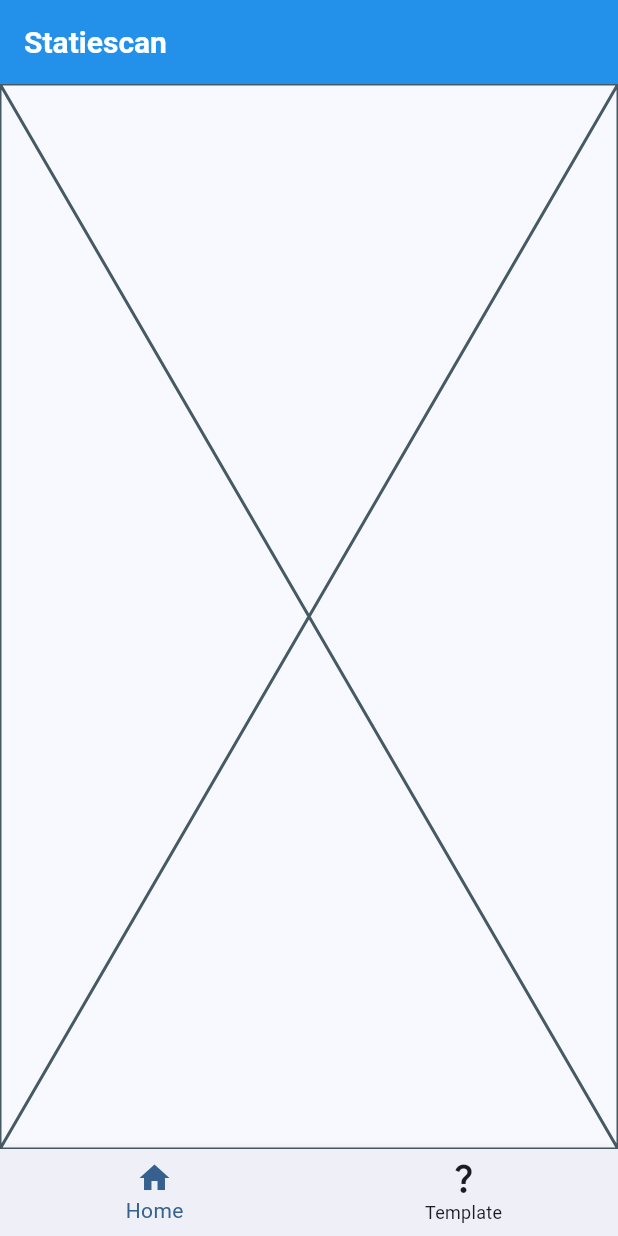
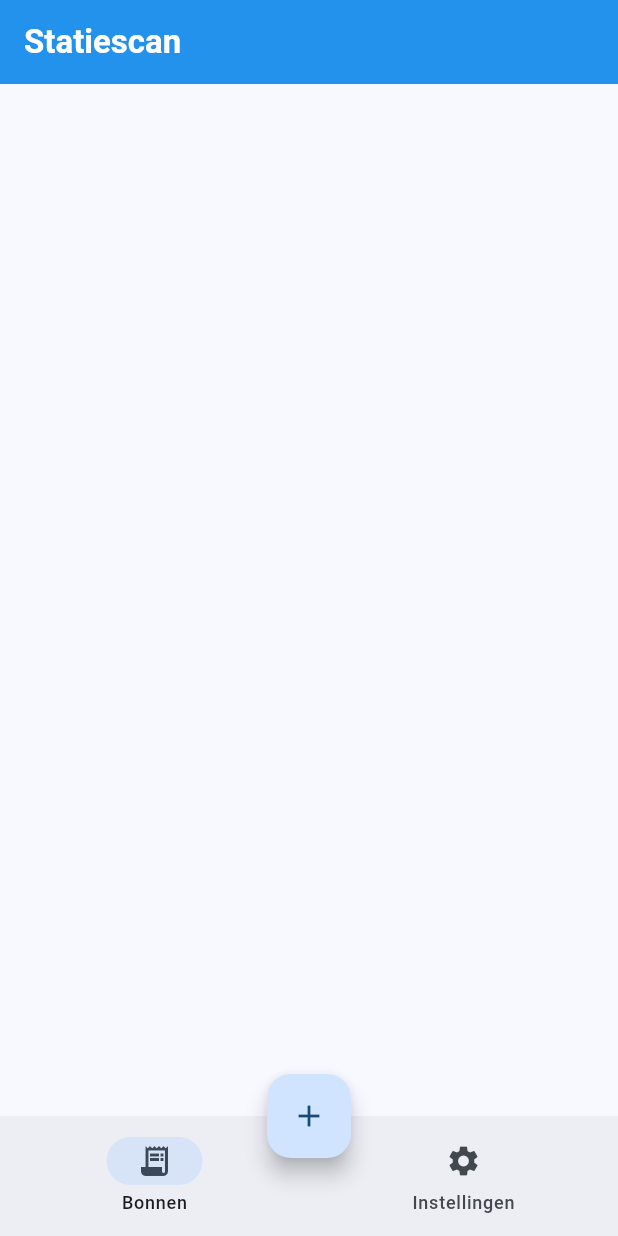
Before and after one commit to reneax/statiescan, a Flutter app: the screen it shows after launch, on a phone screen of 412 x 824 dp. Run offline on Flutter 3.47's test engine with Material 3 defaults, Android fonts, the phone set to English and light mode, and no system bars; our stand-ins replace go_router.

Commit message:
Changed navigation bar & structure of screens.

```diff
--- a/lib/src/router.dart
+++ b/lib/src/router.dart
@@ -1,12 +1,29 @@
 import 'package:go_router/go_router.dart';
-import 'package:statiescan/src/screens/home_screen.dart';
+import 'package:statiescan/src/screens/receipts_screen.dart';
+import 'package:statiescan/src/screens/settings/settings_screen.dart';
+import 'package:statiescan/src/widgets/default_screen_scaffold.dart';
 
 final GoRouter appRouter = GoRouter(
+  initialLocation: '/',
   routes: [
-    GoRoute(
-      path: '/',
-      pageBuilder:
-          (context, state) => const NoTransitionPage(child: HomeScreen()),
+    ShellRoute(
+      builder: (context, state, child) {
+        return DefaultScreenScaffold(child: child);
+      },
+      routes: [
+        GoRoute(
+          path: '/',
+          pageBuilder: (context, state) => const NoTransitionPage(
+            child: HomeScreen(),
+          ),
+        ),
+        GoRoute(
+          path: '/settings',
+          pageBuilder: (context, state) => const NoTransitionPage(
+            child: SettingsScreen(),
+          ),
+        ),
+      ],
     ),
   ],
 );
--- a/lib/src/screens/home_screen.dart
+++ /dev/null
@@ -1,15 +0,0 @@
-import 'package:flutter/material.dart';
-import 'package:statiescan/src/widgets/app_navigation_bar.dart';
-
-class HomeScreen extends StatelessWidget {
-  const HomeScreen({super.key});
-
-  @override
-  Widget build(BuildContext context) {
-    return Scaffold(
-      appBar: AppBar(title: Text("Statiescan")),
-      bottomNavigationBar: AppNavigationBar(),
-      body: Placeholder(),
-    );
-  }
-}
--- /dev/null
+++ b/lib/src/screens/receipts_screen.dart
@@ -0,0 +1,10 @@
+import 'package:flutter/material.dart';
+
+class HomeScreen extends StatelessWidget {
+  const HomeScreen({super.key});
+
+  @override
+  Widget build(BuildContext context) {
+    return Container();
+  }
+}
--- /dev/null
+++ b/lib/src/screens/settings/settings_screen.dart
@@ -0,0 +1,10 @@
+import 'package:flutter/material.dart';
+
+class SettingsScreen extends StatelessWidget {
+  const SettingsScreen({super.key});
+
+  @override
+  Widget build(BuildContext context) {
+    return Container();
+  }
+}
--- a/lib/src/theme.dart
+++ b/lib/src/theme.dart
@@ -1,21 +1,24 @@
 import 'package:flutter/material.dart';
 
-ThemeData appTheme(Brightness brightness) => ThemeData(
+ThemeData appTheme(Brightness brightness) {
+  final isDark = brightness == Brightness.dark;
+
+  return ThemeData(
     brightness: brightness,
+    useMaterial3: true,
     colorScheme: ColorScheme.fromSeed(
       seedColor: Colors.blue,
       brightness: brightness,
     ),
     appBarTheme: AppBarTheme(
-    backgroundColor:
-    (brightness == Brightness.dark ? Color(0xFF1E1E1E) : Colors.blue),
+      backgroundColor: isDark ? const Color(0xFF1E1E1E) : Colors.blue,
       foregroundColor: Colors.white,
-    elevation: 4,
-    titleTextStyle: const TextStyle(
+      elevation: 2,
+      titleTextStyle: TextStyle(
         color: Colors.white,
-      fontSize: 20,
+        fontSize: 22,
         fontWeight: FontWeight.w600,
       ),
-
     ),
   );
+}
--- a/lib/src/widgets/app_navigation_bar.dart
+++ b/lib/src/widgets/app_navigation_bar.dart
@@ -1,47 +1,52 @@
 import 'package:flutter/material.dart';
 import 'package:go_router/go_router.dart';
 
-class AppNavigationBar extends StatefulWidget {
+class AppNavigationBar extends StatelessWidget {
   const AppNavigationBar({super.key});
 
-  static final List<String> routes = ['/'];
+  static const List<({String location, NavigationDestination destination})>tabs = [
+    (
+      location: '/',
+      destination: NavigationDestination(
+        icon: Icon(Icons.receipt_long),
+        label: "Bonnen",
+      ),
+    ),
+    (
+      location: '/settings',
+      destination: NavigationDestination(
+        icon: Icon(Icons.settings),
+        label: "Instellingen",
+      ),
+    ),
+  ];
 
-  @override
-  State<AppNavigationBar> createState() => _AppNavigationBarState();
-}
-
-class _AppNavigationBarState extends State<AppNavigationBar> {
-  void _onItemTapped(BuildContext context, int index) {
-    final String location = GoRouterState.of(context).matchedLocation;
-
-    if (location == AppNavigationBar.routes[index]) {
-      return;
-    }
-
-    context.go(AppNavigationBar.routes[index]);
+  int _locationToTabIndex(String location) {
+    final index = tabs.indexWhere((tab) => tab.location == location);
+    return index >= 0 ? index : 0;
   }
 
-  int _getCurrentIndex(BuildContext context) {
-    final String location = GoRouterState.of(context).matchedLocation;
-    final int index = AppNavigationBar.routes.indexOf(location);
-
-    return index >= 0 ? index : 0;
+  void _navigateToIndex(
+    BuildContext context,
+    int index,
+    String currentLocation,
+  ) {
+    final destination = tabs[index].location;
+    if (destination != currentLocation) {
+      context.go(destination);
+    }
   }
 
   @override
   Widget build(BuildContext context) {
-    final theme = Theme.of(context);
+    final String location = GoRouterState.of(context).matchedLocation;
+    final int currentIndex = _locationToTabIndex(location);
 
-    return BottomNavigationBar(
-      currentIndex: _getCurrentIndex(context),
-      backgroundColor: theme.colorScheme.onInverseSurface,
-      selectedItemColor: theme.colorScheme.primary,
-      unselectedItemColor: theme.colorScheme.onSurface,
-      onTap: (index) => _onItemTapped(context, index),
-      items: [
-        BottomNavigationBarItem(icon: Icon(Icons.home), label: "Home"),
-        BottomNavigationBarItem(icon: Icon(Icons.question_mark), label: "Template"),
-      ],
+    return NavigationBar(
+      selectedIndex: currentIndex,
+      onDestinationSelected:
+          (index) => _navigateToIndex(context, index, location),
+      destinations: tabs.map((tab) => tab.destination).toList(),
     );
   }
 }
--- /dev/null
+++ b/lib/src/widgets/default_screen_scaffold.dart
@@ -0,0 +1,31 @@
+import 'package:flutter/material.dart';
+import 'package:statiescan/src/widgets/app_navigation_bar.dart';
+import 'package:statiescan/src/widgets/floating_add_button.dart';
+
+class DefaultScreenScaffold extends StatelessWidget {
+  final bool showAppBar;
+  final bool showAddButton;
+  final bool showNavigation;
+  final Widget child;
+
+  const DefaultScreenScaffold({
+    super.key,
+    this.showAppBar = true,
+    this.showAddButton = true,
+    this.showNavigation = true,
+    required this.child,
+  });
+
+  @override
+  Widget build(BuildContext context) {
+    return Scaffold(
+      appBar: showAppBar ? AppBar(title: const Text("Statiescan")) : null,
+      floatingActionButton:
+          showNavigation && showAddButton ? const FloatingAddButton() : null,
+      floatingActionButtonLocation:
+          showNavigation ? FloatingActionButtonLocation.centerDocked : null,
+      bottomNavigationBar: showNavigation ? const AppNavigationBar() : null,
+      body: child,
+    );
+  }
+}
--- /dev/null
+++ b/lib/src/widgets/floating_add_button.dart
@@ -0,0 +1,13 @@
+import 'package:flutter/material.dart';
+
+class FloatingAddButton extends StatelessWidget {
+  const FloatingAddButton({super.key});
+
+  @override
+  Widget build(BuildContext context) {
+    return FloatingActionButton(
+      child: const Icon(Icons.add),
+      onPressed: () {},
+    );
+  }
+}
```
Lines whose indentation alone changed are shown as unchanged.
